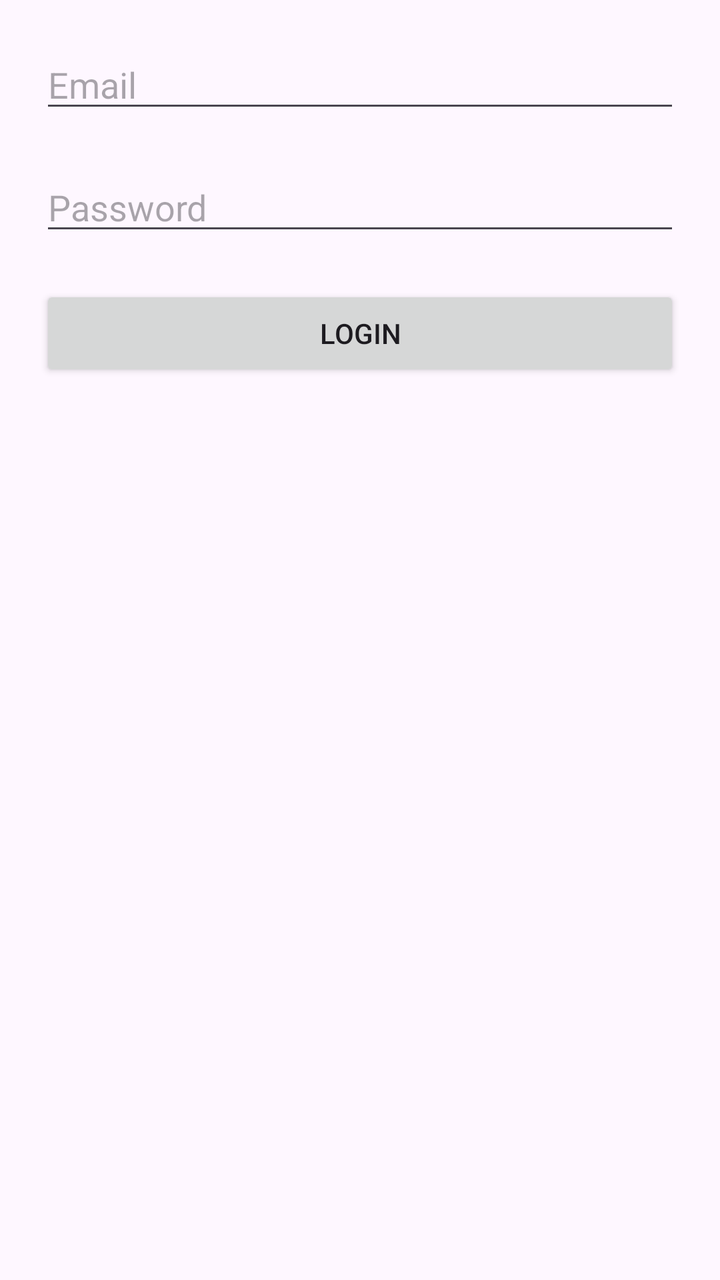
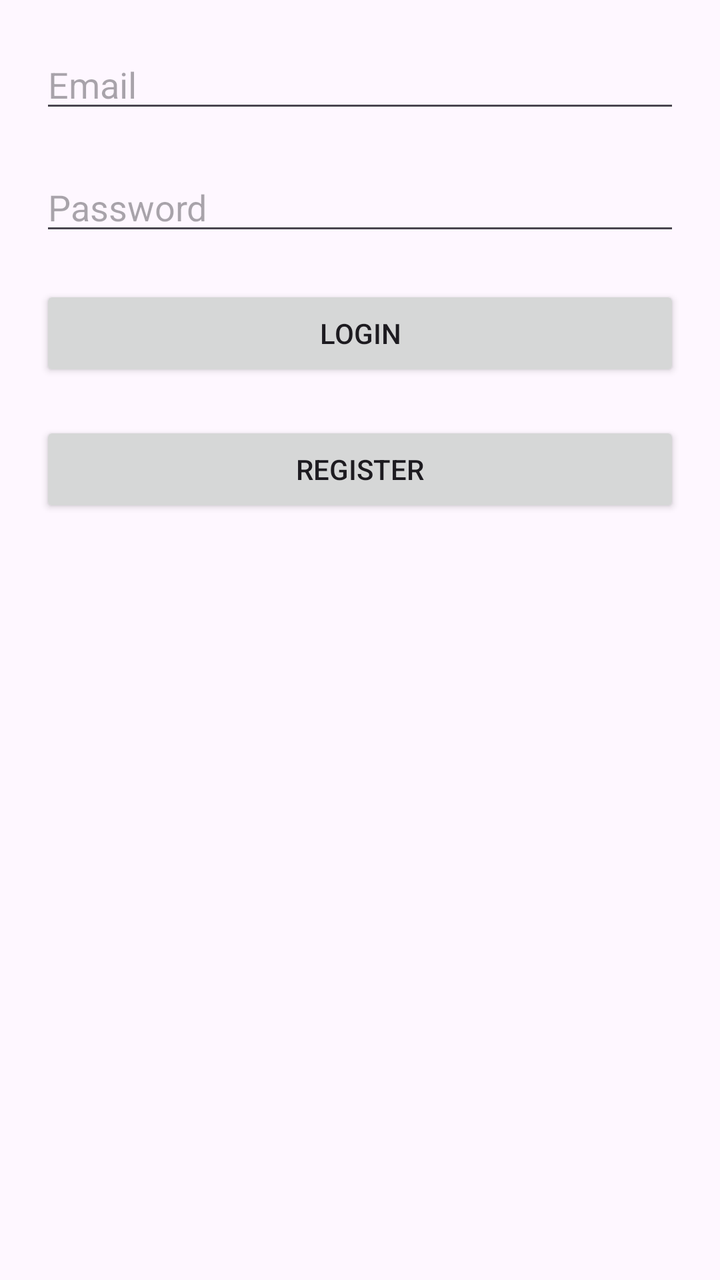

Compare the two renders of this Android layout. The source of the first and the diff that turns it into the second are given below.
<!-- AndroidManifest.xml: application theme Theme.AttendancePRO -->
<!-- res/layout/activity_login.xml -->
<?xml version="1.0" encoding="utf-8"?>
<androidx.constraintlayout.widget.ConstraintLayout
    xmlns:android="http://schemas.android.com/apk/res/android"
    xmlns:app="http://schemas.android.com/apk/res-auto"
    android:layout_width="match_parent"
    android:layout_height="match_parent">

    
    <EditText
        android:id="@+id/email"
        android:layout_width="0dp"
        android:layout_height="wrap_content"
        android:hint="@string/email"
        android:inputType="textEmailAddress"
        android:autofillHints="emailAddress"
        android:layout_margin="20dp"
        android:layout_marginTop="120dp"
        app:layout_constraintTop_toTopOf="parent"
        app:layout_constraintStart_toStartOf="parent"
        app:layout_constraintEnd_toEndOf="parent"/>

    
    <EditText
        android:id="@+id/password"
        android:layout_width="0dp"
        android:layout_height="wrap_content"
        android:hint="@string/password"
        android:inputType="textPassword"
        android:autofillHints="password"
        android:layout_margin="20dp"
        app:layout_constraintTop_toBottomOf="@id/email"
        app:layout_constraintStart_toStartOf="parent"
        app:layout_constraintEnd_toEndOf="parent"/>

    
    <Button
        android:id="@+id/loginBtn"
        android:layout_width="0dp"
        android:layout_height="wrap_content"
        android:text="@string/login"
        android:layout_margin="20dp"
        app:layout_constraintTop_toBottomOf="@id/password"
        app:layout_constraintStart_toStartOf="parent"
        app:layout_constraintEnd_toEndOf="parent"/>

</androidx.constraintlayout.widget.ConstraintLayout>
<!-- resources referenced by this layout -->
<resources>
  <string name="email">Email</string>
  <string name="login">Login</string>
  <string name="password">Password</string>
  <style name="Theme.AttendancePRO" parent="Base.Theme.AttendancePRO" />
  <style name="Base.Theme.AttendancePRO" parent="Theme.Material3.DayNight.NoActionBar">
          
          
      </style>
</resources>

<!-- the commit's change to res/layout/activity_login.xml (unified diff, before → after) -->
@@ -10,9 +10,7 @@
         android:id="@+id/email"
         android:layout_width="0dp"
         android:layout_height="wrap_content"
-        android:hint="@string/email"
-        android:inputType="textEmailAddress"
-        android:autofillHints="emailAddress"
+        android:hint="Email"
         android:layout_margin="20dp"
         android:layout_marginTop="120dp"
         app:layout_constraintTop_toTopOf="parent"
@@ -24,9 +22,7 @@
         android:id="@+id/password"
         android:layout_width="0dp"
         android:layout_height="wrap_content"
-        android:hint="@string/password"
-        android:inputType="textPassword"
-        android:autofillHints="password"
+        android:hint="Password"
         android:layout_margin="20dp"
         app:layout_constraintTop_toBottomOf="@id/email"
         app:layout_constraintStart_toStartOf="parent"
@@ -37,10 +33,21 @@
         android:id="@+id/loginBtn"
         android:layout_width="0dp"
         android:layout_height="wrap_content"
-        android:text="@string/login"
+        android:text="Login"
         android:layout_margin="20dp"
         app:layout_constraintTop_toBottomOf="@id/password"
         app:layout_constraintStart_toStartOf="parent"
         app:layout_constraintEnd_toEndOf="parent"/>
 
+    
+    <Button
+        android:id="@+id/registerBtn"
+        android:layout_width="0dp"
+        android:layout_height="wrap_content"
+        android:text="Register"
+        android:layout_margin="20dp"
+        app:layout_constraintTop_toBottomOf="@id/loginBtn"
+        app:layout_constraintStart_toStartOf="parent"
+        app:layout_constraintEnd_toEndOf="parent"/>
+
 </androidx.constraintlayout.widget.ConstraintLayout>
<!-- resource entries referenced after the edit -->
@@ -1,8 +1,5 @@
 <!-- resources referenced by this layout -->
 <resources>
-  <string name="email">Email</string>
-  <string name="login">Login</string>
-  <string name="password">Password</string>
   <style name="Theme.AttendancePRO" parent="Base.Theme.AttendancePRO" />
   <style name="Base.Theme.AttendancePRO" parent="Theme.Material3.DayNight.NoActionBar">
           
